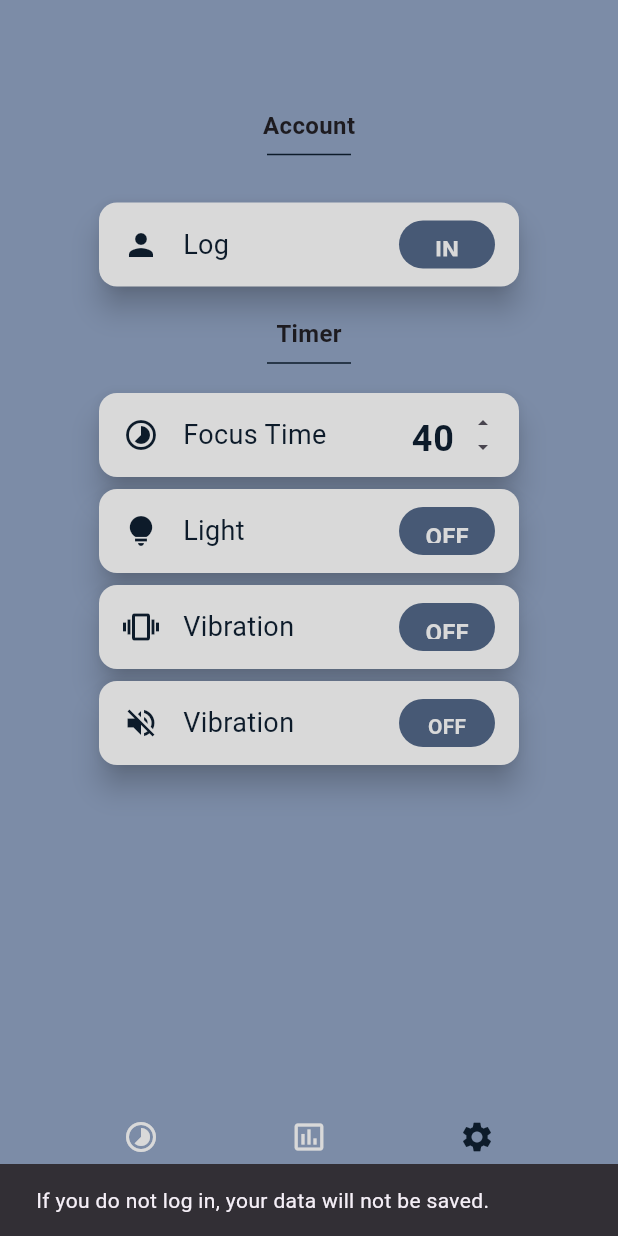
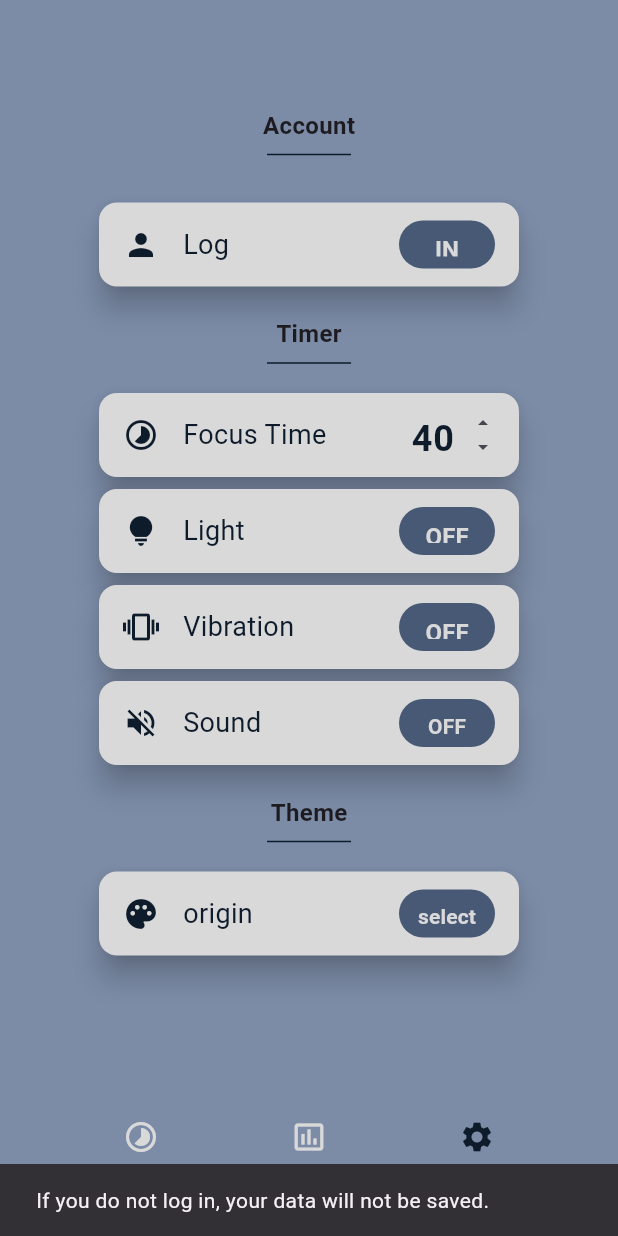
Before and after one commit to junyeong-nero/pomodoro, a Flutter app: the screen it shows after launch, item 3 of the bottom bar chosen, on a phone screen of 412 x 824 dp. Run offline on Flutter 3.47's test engine with Material 3 defaults, Android fonts, the phone set to English and light mode, and no system bars; our stand-ins replace card_swiper, gap, shared_preferences.

Commit message:
[add] theme picker page

```diff
--- a/lib/designs/CustomTheme.dart
+++ b/lib/designs/CustomTheme.dart
@@ -5,6 +5,10 @@ class CustomTheme {
   static List<List<Color>> themeList = [
     ColorTheme.origin,
     ColorTheme.greens,
+  ];
+  static List<String> themeName = [
+    'origin',
+    'greens',
   ];
 }
 
--- a/lib/layouts/MainPage.dart
+++ b/lib/layouts/MainPage.dart
@@ -2,6 +2,7 @@ import 'dart:convert';
 import 'dart:math' show max;
 import 'package:card_swiper/card_swiper.dart';
 import 'package:flutter/material.dart';
+import 'package:flutter/rendering.dart';
 import 'package:gap/gap.dart';
 import 'package:pomodoro/designs/CustomCharts.dart';
 import 'package:shared_preferences/shared_preferences.dart';
@@ -605,7 +606,7 @@ class _MainPageState extends State<MainPage> {
                         Positioned(
                             left: 56,
                             child: Text(
-                              "Vibration",
+                              "Sound",
                               style: TextStyle(fontSize: 18, color: color[0]),
                             )),
                         Positioned(
@@ -638,6 +639,60 @@ class _MainPageState extends State<MainPage> {
                       ],
                     ),
                   )),
+              const Gap(16),
+              customWidget.getTitle("Theme"),
+              const Gap(8),
+
+              /** Sound **/
+              SizedBox(
+                  width: 288,
+                  height: 64,
+                  child: Card(
+                    elevation: 8,
+                    color: color[4],
+                    child: Stack(
+                      alignment: Alignment.center,
+                      children: [
+                        Positioned(
+                          left: 16,
+                          width: 24,
+                          height: 24,
+                          child: Icon(Icons.palette, color: color[0]),
+                        ),
+                        Positioned(
+                            left: 56,
+                            child: Text(
+                              CustomTheme.themeName[
+                                  dataController.userData.settings.themeIndex],
+                              style: TextStyle(fontSize: 18, color: color[0]),
+                            )),
+                        Positioned(
+                          right: 16,
+                          width: 64,
+                          height: 32,
+                          child: Container(
+                              decoration: BoxDecoration(
+                                  color: dataController.userData.settings.sound
+                                      ? color[3]
+                                      : color[2],
+                                  borderRadius: const BorderRadius.all(
+                                      Radius.circular(100))),
+                              child: TextButton(
+                                onPressed: () {
+                                  _navigateThemePicker(context);
+                                },
+                                child: Text(
+                                  'select',
+                                  style: TextStyle(
+                                      fontWeight: FontWeight.bold,
+                                      color: color[4]),
+                                ),
+                              )),
+                        )
+                      ],
+                    ),
+                  )),
+              const Gap(16),
             ],
           ),
         ),
@@ -768,6 +823,12 @@ class _MainPageState extends State<MainPage> {
     }
   }
 
+  Future<void> _navigateThemePicker(BuildContext context) async {
+    final result = await Navigator.pushNamed(context, "/theme_picker");
+    if (!mounted) return;
+    print(result);
+  }
+
   void popupSnackBar(String text) {
     if (!mounted) return;
     ScaffoldMessenger.of(context)
--- a/lib/main.dart
+++ b/lib/main.dart
@@ -1,5 +1,6 @@
 import 'package:flutter/material.dart';
 import 'package:pomodoro/layouts/EmptyPage.dart';
+import 'package:pomodoro/layouts/ThemePickerPage.dart';
 import 'layouts/LoginPage.dart';
 import 'layouts/MainPage.dart';
 
@@ -21,7 +22,9 @@ class MyApp extends StatelessWidget {
       routes: {
         '/': (context) => const MainPage(title: "Main Page"),
         '/empty': (context) => const EmptyPage(title: "Empty Page"),
-        '/login': (context) => const LoginPage(title: "Login Page")
+        '/login': (context) => const LoginPage(title: "Login Page"),
+        '/theme_picker': (context) =>
+            const ThemePickerPage(title: "ThemePicker Page")
       },
     );
   }
```
Also changed, not shown: lib/layouts/ThemePickerPage.dart (added, +48 -0 lines).
